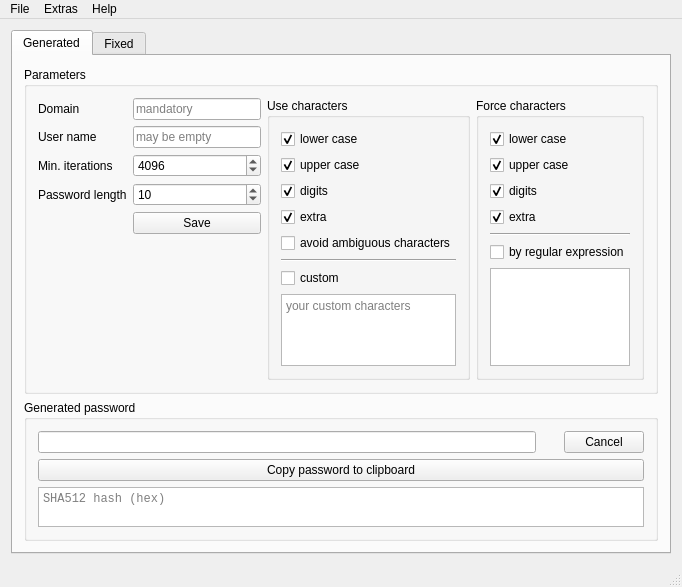
Qt form mainwindow.ui (607011/Qt-SESAM) before a commit.
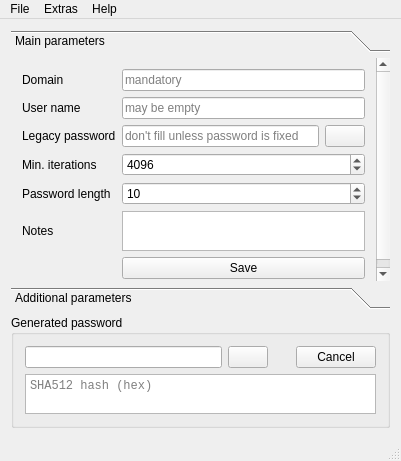
The same form after that commit. Icons and pictures are not drawn.

Commit message: Notes and legacy password can be entered and stored (resolves issue #2)

What changed in the file:
```diff
--- a/mainwindow.ui
+++ b/mainwindow.ui
@@ -6,32 +6,221 @@
    <rect>
     <x>0</x>
     <y>0</y>
-    <width>613</width>
-    <height>527</height>
+    <width>401</width>
+    <height>461</height>
    </rect>
   </property>
   <property name="windowTitle">
    <string>ctpwdgen</string>
   </property>
   <widget class="QWidget" name="centralWidget">
-   <layout class="QGridLayout" name="gridLayout_5">
-    <item row="0" column="0">
-     <widget class="QTabWidget" name="mainTabWidget">
+   <layout class="QVBoxLayout" name="verticalLayout_3">
+    <item>
+     <widget class="QToolBox" name="parametersToolBox">
+      <property name="frameShape">
+       <enum>QFrame::NoFrame</enum>
+      </property>
       <property name="currentIndex">
        <number>0</number>
       </property>
-      <widget class="QWidget" name="tab">
-       <attribute name="title">
-        <string>Generated</string>
+      <widget class="QWidget" name="mainParamPage">
+       <property name="geometry">
+        <rect>
+         <x>0</x>
+         <y>0</y>
+         <width>383</width>
+         <height>237</height>
+        </rect>
+       </property>
+       <attribute name="label">
+        <string>Main parameters</string>
+       </attribute>
+       <layout class="QGridLayout" name="gridLayout_7">
+        <item row="0" column="0">
+         <layout class="QGridLayout" name="gridLayout_2">
+          <item row="6" column="2">
+           <widget class="QPushButton" name="savePushButton">
+            <property name="text">
+             <string>Save</string>
+            </property>
+            <property name="shortcut">
+             <string>Ctrl+S</string>
+            </property>
+           </widget>
+          </item>
+          <item row="7" column="2">
+           <spacer name="verticalSpacer">
+            <property name="orientation">
+             <enum>Qt::Vertical</enum>
+            </property>
+            <property name="sizeHint" stdset="0">
+             <size>
+              <width>20</width>
+              <height>40</height>
+             </size>
+            </property>
+           </spacer>
+          </item>
+          <item row="0" column="2">
+           <widget class="QLineEdit" name="domainLineEdit">
+            <property name="minimumSize">
+             <size>
+              <width>128</width>
+              <height>0</height>
+             </size>
+            </property>
+            <property name="text">
+             <string/>
+            </property>
+            <property name="placeholderText">
+             <string>mandatory</string>
+            </property>
+           </widget>
+          </item>
+          <item row="4" column="2">
+           <widget class="QSpinBox" name="passwordLengthSpinBox">
+            <property name="minimum">
+             <number>1</number>
+            </property>
+            <property name="value">
+             <number>10</number>
+            </property>
+           </widget>
+          </item>
+          <item row="0" column="0">
+           <widget class="QLabel" name="label">
+            <property name="text">
+             <string>Domain</string>
+            </property>
+           </widget>
+          </item>
+          <item row="1" column="0">
+           <widget class="QLabel" name="label_8">
+            <property name="text">
+             <string>User name</string>
+            </property>
+           </widget>
+          </item>
+          <item row="3" column="2">
+           <widget class="QSpinBox" name="iterationsSpinBox">
+            <property name="minimum">
+             <number>1</number>
+            </property>
+            <property name="maximum">
+             <number>16777216</number>
+            </property>
+            <property name="singleStep">
+             <number>1</number>
+            </property>
+            <property name="value">
+             <number>4096</number>
+            </property>
+           </widget>
+          </item>
+          <item row="1" column="2">
+           <widget class="QLineEdit" name="userLineEdit">
+            <property name="placeholderText">
+             <string>may be empty</string>
+            </property>
+           </widget>
+          </item>
+          <item row="3" column="0">
+           <widget class="QLabel" name="label_3">
+            <property name="text">
+             <string>Min. iterations</string>
+            </property>
+           </widget>
+          </item>
+          <item row="4" column="0">
+           <widget class="QLabel" name="label_6">
+            <property name="text">
+             <string>Password length</string>
+            </property>
+           </widget>
+          </item>
+          <item row="5" column="0">
+           <widget class="QLabel" name="label_2">
+            <property name="text">
+             <string>Notes</string>
+            </property>
+           </widget>
+          </item>
+          <item row="6" column="0">
+           <widget class="QLabel" name="encryptionLabel">
+            <property name="text">
+             <string/>
+            </property>
+           </widget>
+          </item>
+          <item row="5" column="2">
+           <widget class="QPlainTextEdit" name="notesPlainTextEdit">
+            <property name="sizePolicy">
+             <sizepolicy hsizetype="Expanding" vsizetype="Preferred">
+              <horstretch>0</horstretch>
+              <verstretch>0</verstretch>
+             </sizepolicy>
+            </property>
+            <property name="maximumSize">
+             <size>
+              <width>16777215</width>
+              <height>40</height>
+             </size>
+            </property>
+           </widget>
+          </item>
+          <item row="2" column="0">
+           <widget class="QLabel" name="label_4">
+            <property name="text">
+             <string>Legacy password</string>
+            </property>
+           </widget>
+          </item>
+          <item row="2" column="2">
+           <layout class="QHBoxLayout" name="horizontalLayout_3">
+            <item>
+             <widget class="QLineEdit" name="legacyPasswordLineEdit">
+              <property name="echoMode">
+               <enum>QLineEdit::PasswordEchoOnEdit</enum>
+              </property>
+              <property name="placeholderText">
+               <string>don't fill unless password is fixed</string>
+              </property>
+             </widget>
+            </item>
+            <item>
+             <widget class="QPushButton" name="copyLegacyPasswordToClipboardPushButton">
+              <property name="toolTip">
+               <string>Copy password to clipboard</string>
+              </property>
+              <property name="text">
+               <string/>
+              </property>
+              <property name="icon">
+               <iconset resource="pwdgen.qrc">
+                <normaloff>:/images/clipboard_add.png</normaloff>:/images/clipboard_add.png</iconset>
+              </property>
+             </widget>
+            </item>
+           </layout>
+          </item>
+         </layout>
+        </item>
+       </layout>
+      </widget>
+      <widget class="QWidget" name="extraParamPage">
+       <property name="geometry">
+        <rect>
+         <x>0</x>
+         <y>0</y>
+         <width>195</width>
+         <height>503</height>
+        </rect>
+       </property>
+       <attribute name="label">
+        <string>Additional parameters</string>
        </attribute>
        <layout class="QVBoxLayout" name="verticalLayout_2">
         <item>
-         <widget class="QGroupBox" name="groupBox_3">
-          <property name="title">
-           <string>Parameters</string>
-          </property>
-          <layout class="QGridLayout" name="gridLayout_4">
-           <item row="0" column="1">
             <widget class="QGroupBox" name="groupBox">
              <property name="title">
               <string>Use characters</string>
@@ -111,7 +300,7 @@
              </layout>
             </widget>
            </item>
-           <item row="0" column="2">
+        <item>
             <widget class="QGroupBox" name="groupBox_2">
              <property name="title">
               <string>Force characters</string>
@@ -205,118 +394,8 @@
              </layout>
             </widget>
            </item>
-           <item row="0" column="0">
-            <layout class="QGridLayout" name="gridLayout_2">
-             <item row="5" column="1">
-              <widget class="QPushButton" name="savePushButton">
-               <property name="text">
-                <string>Save</string>
-               </property>
-               <property name="shortcut">
-                <string>Ctrl+S</string>
-               </property>
-              </widget>
-             </item>
-             <item row="0" column="1">
-              <widget class="QLineEdit" name="domainLineEdit">
-               <property name="minimumSize">
-                <size>
-                 <width>128</width>
-                 <height>0</height>
-                </size>
-               </property>
-               <property name="text">
-                <string/>
-               </property>
-               <property name="placeholderText">
-                <string>mandatory</string>
-               </property>
-              </widget>
-             </item>
-             <item row="4" column="1">
-              <widget class="QSpinBox" name="passwordLengthSpinBox">
-               <property name="minimum">
-                <number>1</number>
-               </property>
-               <property name="value">
-                <number>10</number>
-               </property>
-              </widget>
-             </item>
-             <item row="1" column="1">
-              <widget class="QLineEdit" name="userLineEdit">
-               <property name="placeholderText">
-                <string>may be empty</string>
-               </property>
-              </widget>
-             </item>
-             <item row="1" column="0">
-              <widget class="QLabel" name="label_8">
-               <property name="text">
-                <string>User name</string>
-               </property>
-              </widget>
-             </item>
-             <item row="3" column="1">
-              <widget class="QSpinBox" name="iterationsSpinBox">
-               <property name="minimum">
-                <number>1</number>
-               </property>
-               <property name="maximum">
-                <number>16777216</number>
-               </property>
-               <property name="singleStep">
-                <number>1</number>
-               </property>
-               <property name="value">
-                <number>4096</number>
-               </property>
-              </widget>
-             </item>
-             <item row="3" column="0">
-              <widget class="QLabel" name="label_3">
-               <property name="text">
-                <string>Min. iterations</string>
-               </property>
-              </widget>
-             </item>
-             <item row="0" column="0">
-              <widget class="QLabel" name="label">
-               <property name="text">
-                <string>Domain</string>
-               </property>
-              </widget>
-             </item>
-             <item row="6" column="1">
-              <spacer name="verticalSpacer">
-               <property name="orientation">
-                <enum>Qt::Vertical</enum>
-               </property>
-               <property name="sizeHint" stdset="0">
-                <size>
-                 <width>20</width>
-                 <height>40</height>
-                </size>
-               </property>
-              </spacer>
-             </item>
-             <item row="4" column="0">
-              <widget class="QLabel" name="label_6">
-               <property name="text">
-                <string>Password length</string>
-               </property>
-              </widget>
-             </item>
-             <item row="5" column="0">
-              <widget class="QLabel" name="encryptionLabel">
-               <property name="text">
-                <string/>
-               </property>
-              </widget>
-             </item>
-            </layout>
-           </item>
-          </layout>
+       </layout>
+      </widget>
          </widget>
         </item>
         <item>
@@ -343,6 +422,20 @@
                </property>
               </widget>
              </item>
+         <item>
+          <widget class="QPushButton" name="copyGeneratedPasswordToClipboardPushButton">
+           <property name="toolTip">
+            <string>Copy password to clipboard</string>
+           </property>
+           <property name="text">
+            <string/>
+           </property>
+           <property name="icon">
+            <iconset resource="pwdgen.qrc">
+             <normaloff>:/images/clipboard_add.png</normaloff>:/images/clipboard_add.png</iconset>
+           </property>
+          </widget>
+         </item>
              <item>
               <widget class="QLabel" name="processLabel">
                <property name="minimumSize">
@@ -365,13 +458,6 @@
              </item>
             </layout>
            </item>
-           <item>
-            <widget class="QPushButton" name="copyPasswordToClipboardPushButton">
-             <property name="text">
-              <string>Copy password to clipboard</string>
-             </property>
-            </widget>
-           </item>
            <item>
             <widget class="QPlainTextEdit" name="hashPlainTextEdit">
              <property name="enabled">
@@ -404,21 +490,12 @@
         </item>
        </layout>
       </widget>
-      <widget class="QWidget" name="tab_2">
-       <attribute name="title">
-        <string>Fixed</string>
-       </attribute>
-      </widget>
-     </widget>
-    </item>
-   </layout>
-  </widget>
   <widget class="QMenuBar" name="menuBar">
    <property name="geometry">
     <rect>
      <x>0</x>
      <y>0</y>
-     <width>613</width>
+     <width>401</width>
      <height>21</height>
     </rect>
    </property>
```
Left out of the diff: 11 changed lines with no effect on the pictures. Lines whose indentation alone changed are shown as unchanged. The commit also changes 4 other files.
